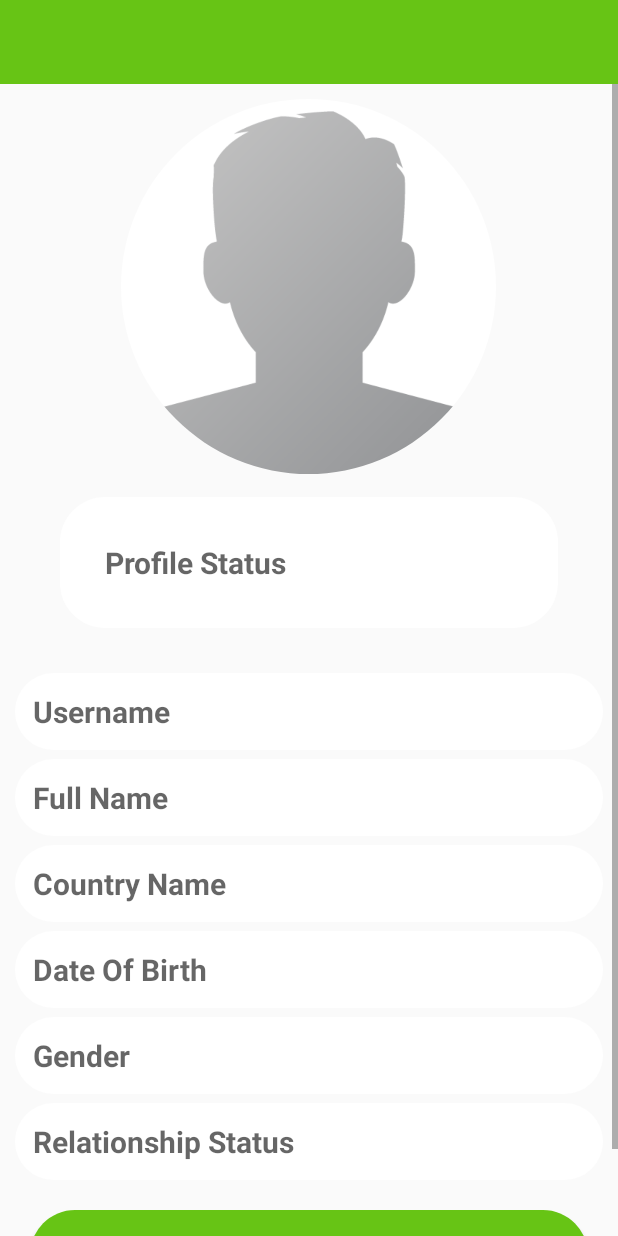
After one commit to ankur1305/SocialNetwork, an Android app: the SettingsActivity screen opened directly, with no data from a screen before it, on a phone screen of 412 x 824 dp. The commit adds this screen. Run offline under Robolectric (Android 15) with nearby library versions, the phone set to English and light mode, and no system bars; our stand-ins replace CircleImageView.

Commit message:
Modified Changes

```diff
--- a/app/src/main/AndroidManifest.xml
+++ b/app/src/main/AndroidManifest.xml
@@ -15,7 +15,8 @@
         android:supportsRtl="true"
         android:theme="@style/AppTheme"
         android:usesCleartextTraffic="true">
-        <activity android:name=".ClickPostActivity"></activity>
+        <activity android:name=".SettingsActivity"></activity>
+        <activity android:name=".ClickPostActivity" />
         <activity
             android:name=".PostActivity"
             android:windowSoftInputMode="adjustPan" />
--- a/app/src/main/java/com/example/socialnetwork/PostActivity.java
+++ b/app/src/main/java/com/example/socialnetwork/PostActivity.java
@@ -225,7 +225,7 @@ public class PostActivity extends AppCompatActivity {
 
 
     @Override
-    protected void onActivityResult(int requestCode, int resultCode, @Nullable Intent data) {
+    protected void onActivityResult(int requestCode, int resultCode, @Nullable Intent data){
 
         if(requestCode == Gallery_Pick && resultCode == RESULT_OK && data != null){
             ImageUri = data.getData();
--- /dev/null
+++ b/app/src/main/java/com/example/socialnetwork/SettingsActivity.java
@@ -0,0 +1,14 @@
+package com.example.socialnetwork;
+
+import androidx.appcompat.app.AppCompatActivity;
+
+import android.os.Bundle;
+
+public class SettingsActivity extends AppCompatActivity {
+
+    @Override
+    protected void onCreate(Bundle savedInstanceState) {
+        super.onCreate(savedInstanceState);
+        setContentView(R.layout.activity_settings);
+    }
+}
--- /dev/null
+++ b/app/src/main/res/layout/activity_settings.xml
@@ -0,0 +1,145 @@
+<?xml version="1.0" encoding="utf-8"?>
+<RelativeLayout xmlns:android="http://schemas.android.com/apk/res/android"
+    xmlns:app="http://schemas.android.com/apk/res-auto"
+    xmlns:tools="http://schemas.android.com/tools"
+    android:layout_width="match_parent"
+    android:layout_height="match_parent"
+    tools:context=".SettingsActivity">
+
+    <include android:id="@+id/settings_tool_bar"
+        layout="@layout/app_bar_layout">
+    </include>
+
+    <ScrollView
+        android:layout_width="match_parent"
+        android:layout_height="match_parent"
+        android:layout_below="@id/settings_tool_bar">
+
+        <RelativeLayout
+            android:layout_width="match_parent"
+            android:layout_height="match_parent">
+            <de.hdodenhof.circleimageview.CircleImageView
+                android:id="@+id/settings_profile_image"
+                android:layout_width="250dp"
+                android:layout_height="250dp"
+                android:layout_alignParentTop="true"
+                android:layout_centerHorizontal="true"
+                android:layout_marginTop="10dp"
+                android:src="@drawable/profile"/>
+            <EditText
+                android:id="@+id/settings_status"
+                android:layout_width="match_parent"
+                android:layout_height="wrap_content"
+                android:layout_below="@id/settings_profile_image"
+                android:layout_marginRight="40dp"
+                android:layout_marginLeft="40dp"
+                android:layout_marginTop="15dp"
+                android:background="@drawable/inputs"
+                android:hint="Profile Status"
+                android:padding="30dp"
+                android:textColor="@android:color/background_dark"
+                android:textSize="20sp"
+                android:textStyle="bold"/>
+            <EditText
+                android:id="@+id/settings_username"
+                android:layout_width="match_parent"
+                android:layout_height="wrap_content"
+                android:layout_below="@id/settings_status"
+                android:layout_marginRight="10dp"
+                android:layout_marginLeft="10dp"
+                android:layout_marginTop="30dp"
+                android:background="@drawable/inputs"
+                android:hint="Username"
+                android:padding="12dp"
+                android:textColor="@android:color/background_dark"
+                android:textSize="20sp"
+                android:textStyle="bold"/>
+            <EditText
+                android:id="@+id/settings_profile_full_name"
+                android:layout_width="match_parent"
+                android:layout_height="wrap_content"
+                android:layout_below="@id/settings_username"
+                android:layout_marginRight="10dp"
+                android:layout_marginLeft="10dp"
+                android:layout_marginTop="6dp"
+                android:background="@drawable/inputs"
+                android:hint="Full Name"
+                android:padding="12dp"
+                android:textColor="@android:color/background_dark"
+                android:textSize="20sp"
+                android:textStyle="bold"/>
+            <EditText
+                android:id="@+id/settings_country"
+                android:layout_width="match_parent"
+                android:layout_height="wrap_content"
+                android:layout_below="@id/settings_profile_full_name"
+                android:layout_marginRight="10dp"
+                android:layout_marginLeft="10dp"
+                android:layout_marginTop="6dp"
+                android:background="@drawable/inputs"
+                android:hint="Country Name"
+                android:padding="12dp"
+                android:textColor="@android:color/background_dark"
+                android:textSize="20sp"
+                android:textStyle="bold"/>
+            <EditText
+                android:id="@+id/settings_dob"
+                android:layout_width="match_parent"
+                android:layout_height="wrap_content"
+                android:layout_below="@id/settings_country"
+                android:layout_marginRight="10dp"
+                android:layout_marginLeft="10dp"
+                android:layout_marginTop="6dp"
+                android:background="@drawable/inputs"
+                android:hint="Date Of Birth"
+                android:padding="12dp"
+                android:textColor="@android:color/background_dark"
+                android:textSize="20sp"
+                android:textStyle="bold"/>
+            <EditText
+                android:id="@+id/settings_gender"
+                android:layout_width="match_parent"
+                android:layout_height="wrap_content"
+                android:layout_below="@id/settings_dob"
+                android:layout_marginRight="10dp"
+                android:layout_marginLeft="10dp"
+                android:layout_marginTop="6dp"
+                android:background="@drawable/inputs"
+                android:hint="Gender"
+                android:padding="12dp"
+                android:textColor="@android:color/background_dark"
+                android:textSize="20sp"
+                android:textStyle="bold"/>
+            <EditText
+                android:id="@+id/settings_relationship_status"
+                android:layout_width="match_parent"
+                android:layout_height="wrap_content"
+                android:layout_below="@id/settings_gender"
+                android:layout_marginRight="10dp"
+                android:layout_marginLeft="10dp"
+                android:layout_marginTop="6dp"
+                android:background="@drawable/inputs"
+                android:hint="Relationship Status"
+                android:padding="12dp"
+                android:textColor="@android:color/background_dark"
+                android:textSize="20sp"
+                android:textStyle="bold"/>
+
+            <Button
+                android:id="@+id/update_account_settings_button"
+                android:layout_width="match_parent"
+                android:layout_height="60dp"
+                android:layout_below="@id/settings_relationship_status"
+                android:layout_margin="20dp"
+                android:background="@drawable/button"
+                android:text="Update"
+                android:elevation="5dp"
+                android:textColor="@android:color/background_light"
+                android:textSize="20sp"
+                android:textStyle="bold" />
+
+
+        </RelativeLayout>
+    </ScrollView>
+
+</RelativeLayout>
```
